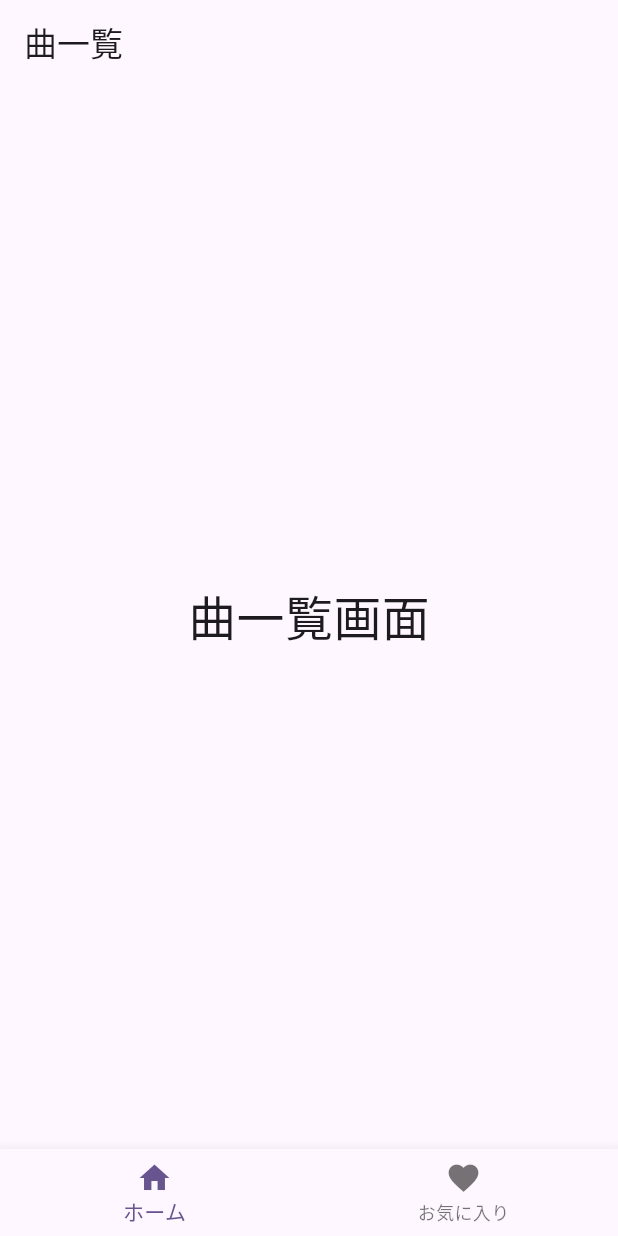
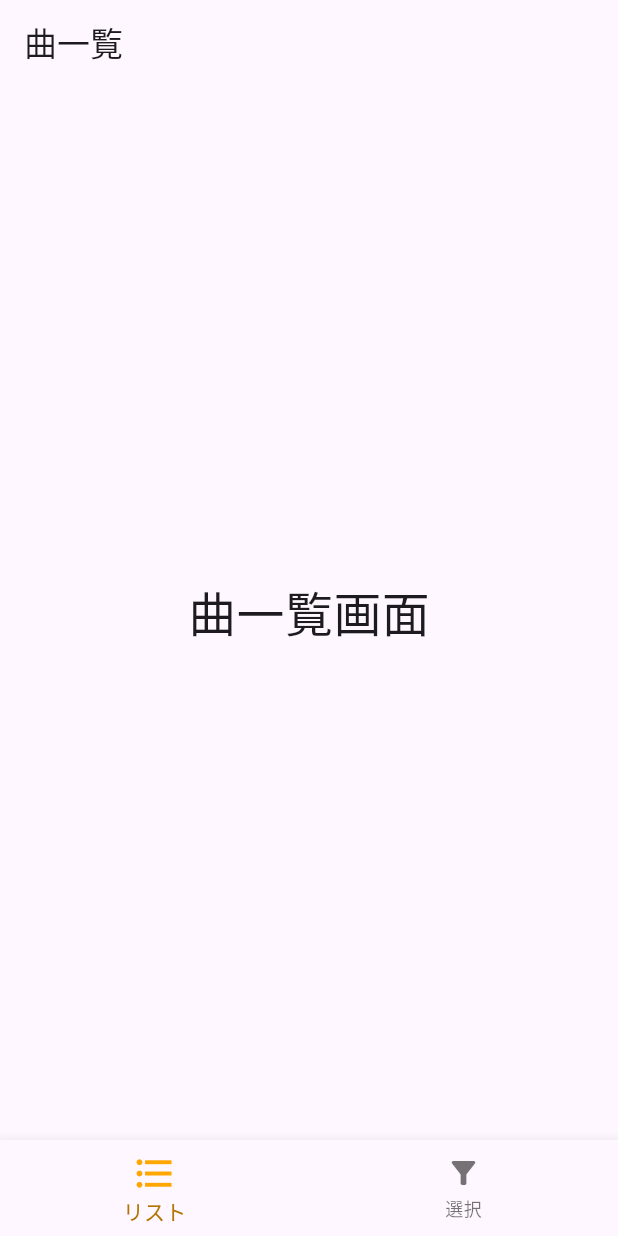
Before and after one commit to tsuchida-y/choose_songs, a Flutter app: the screen it shows after launch, on a phone screen of 412 x 824 dp. Run offline on Flutter 3.47's test engine with Material 3 defaults, Android fonts, the phone set to English and light mode, and no system bars.

Commit message:
BottomNavigationBarの実装

```diff
--- a/lib/main.dart
+++ b/lib/main.dart
@@ -33,15 +33,15 @@ class MyHomePage extends StatefulWidget {
 
 class _MyHomePageState extends State<MyHomePage> {
 
-
-    static const _screens = [
+  //変数にページを追加
+  static const _screens = [
     ListPage(),
     SortPage()
   ];
 
   int _selectedIndex = 0;
 
-    void _onItemTapped(int index) {
+    void _onItemTapped(int index) {//index=タップされたアイテムの位置(今は0か1)
     setState(() {
       _selectedIndex = index;
     });
@@ -51,15 +51,17 @@ class _MyHomePageState extends State<MyHomePage> {
   @override
   Widget build(BuildContext context) {
     return Scaffold(
-        body: _screens[_selectedIndex],
+        body: _screens[_selectedIndex],//選択されたページを表示
         bottomNavigationBar: BottomNavigationBar(
-          currentIndex: _selectedIndex,
-          onTap: _onItemTapped,
+          currentIndex: _selectedIndex,//現在選択されているアイテムのindex
+          onTap: _onItemTapped,//アイテムがタップされた時の処理
           items: const <BottomNavigationBarItem>[
-            BottomNavigationBarItem(icon: Icon(Icons.home), label: 'ホーム'),
-            BottomNavigationBarItem(icon: Icon(Icons.favorite), label: 'お気に入り'),
+            BottomNavigationBarItem(icon: Icon(Icons.format_list_bulleted), label: 'リスト'),//ボタンに何を表示させるか
+            BottomNavigationBarItem(icon: Icon(Icons.filter_alt), label: '選択'),
           ],
-          type: BottomNavigationBarType.fixed,
+          type: BottomNavigationBarType.fixed,//
+          selectedIconTheme: const IconThemeData(size: 30, color: Color.fromARGB(255, 255, 166, 1)),//アイコンの色・大きさ
+          selectedItemColor: const Color.fromARGB(255, 179, 117, 1),//文字の色
         ));
   }
 }
```
